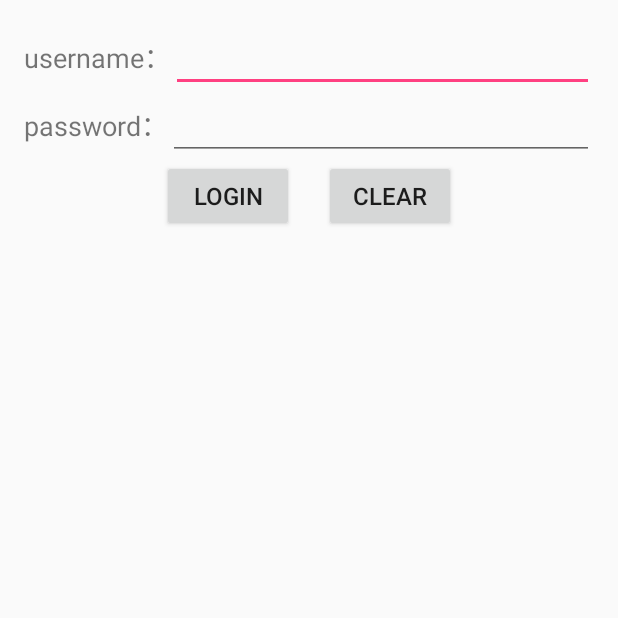
After one commit to zfisll/SCAndroid, an Android app: the LoginActivity screen opened directly, with no data from a screen before it, on a phone screen of 412 x 824 dp, the top half of it. The commit adds this screen. Run offline under Robolectric (Android 15) with nearby library versions, the phone set to English and light mode, and no system bars.

Commit message:
之前忘记提交的一起提交

```diff
--- /dev/null
+++ b/app/src/main/java/com/example/user_zf/scandroid/mvp/model/ILoginModel.java
@@ -0,0 +1,8 @@
+package com.example.user_zf.scandroid.mvp.model;
+
+/**
+ * Created by user_zf on 16/7/16.
+ */
+public interface ILoginModel {
+    public void login(String userName, String password, OnLoginListener listener);
+}
--- /dev/null
+++ b/app/src/main/java/com/example/user_zf/scandroid/mvp/model/OnLoginListener.java
@@ -0,0 +1,11 @@
+package com.example.user_zf.scandroid.mvp.model;
+
+import com.example.user_zf.scandroid.mvp.bean.LoginBean;
+
+/**
+ * Created by user_zf on 16/7/16.
+ */
+public interface OnLoginListener {
+    public void onFailed(String errMsg);
+    public void onSuccess(LoginBean user);
+}
--- /dev/null
+++ b/app/src/main/java/com/example/user_zf/scandroid/mvp/view/ILoginView.java
@@ -0,0 +1,16 @@
+package com.example.user_zf.scandroid.mvp.view;
+
+import com.example.user_zf.scandroid.mvp.bean.LoginBean;
+
+/**
+ * Created by user_zf on 16/7/16.
+ * 登录View接口
+ */
+public interface ILoginView {
+    String getUserName();
+    String getPassword();
+    void clearUserName();
+    void clearPassword();
+    void showSuccessInfo(LoginBean bean);
+    void showFailedInfo(String errMsg);
+}
--- /dev/null
+++ b/app/src/main/java/com/example/user_zf/scandroid/mvp/view/LoginActivity.java
@@ -0,0 +1,82 @@
+package com.example.user_zf.scandroid.mvp.view;
+
+import android.app.Activity;
+import android.os.Bundle;
+import android.view.View;
+import android.widget.Button;
+import android.widget.EditText;
+import android.widget.Toast;
+
+import com.example.user_zf.scandroid.R;
+import com.example.user_zf.scandroid.mvp.bean.LoginBean;
+import com.example.user_zf.scandroid.mvp.prasenter.LoginPrasenter;
+
+/**
+ * mvp模式的核心累，接收view抛出的业务需求，调用model来处理该业务需求
+ */
+public class LoginActivity extends Activity implements ILoginView, View.OnClickListener{
+
+    EditText etUserName;
+    EditText etPassword;
+    Button bLogin;
+    Button bClear;
+
+    LoginPrasenter loginPrasenter;
+
+    @Override
+    protected void onCreate(Bundle savedInstanceState) {
+        super.onCreate(savedInstanceState);
+        setContentView(R.layout.activity_login);
+
+        loginPrasenter = new LoginPrasenter(this);
+
+        etUserName = (EditText) findViewById(R.id.etUserName);
+        etPassword = (EditText) findViewById(R.id.etPassword);
+        bLogin = (Button) findViewById(R.id.bLogin);
+        bClear = (Button) findViewById(R.id.bClear);
+        bLogin.setOnClickListener(this);
+        bClear.setOnClickListener(this);
+    }
+
+    @Override
+    public void onClick(View v) {
+        switch (v.getId()){
+            case R.id.bLogin:
+                loginPrasenter.dealLogin();
+                break;
+            case R.id.bClear:
+                loginPrasenter.dealClear();
+                break;
+        }
+    }
+
+    @Override
+    public String getUserName() {
+        return etUserName.getText().toString();
+    }
+
+    @Override
+    public String getPassword() {
+        return etPassword.getText().toString();
+    }
+
+    @Override
+    public void clearUserName() {
+        etUserName.setText("");
+    }
+
+    @Override
+    public void clearPassword() {
+        etPassword.setText("");
+    }
+
+    @Override
+    public void showSuccessInfo(LoginBean bean) {
+        Toast.makeText(this, "登录成功：username="+bean.getUserName()+" password="+bean.getPassword(), Toast.LENGTH_SHORT).show();
+    }
+
+    @Override
+    public void showFailedInfo(String errMsg) {
+        Toast.makeText(this, errMsg, Toast.LENGTH_SHORT).show();
+    }
+}
--- /dev/null
+++ b/app/src/main/res/layout/activity_login.xml
@@ -0,0 +1,67 @@
+<?xml version="1.0" encoding="utf-8"?>
+<RelativeLayout xmlns:android="http://schemas.android.com/apk/res/android"
+    xmlns:tools="http://schemas.android.com/tools"
+    android:layout_width="match_parent"
+    android:layout_height="match_parent"
+    android:paddingBottom="@dimen/activity_vertical_margin"
+    android:paddingLeft="@dimen/activity_horizontal_margin"
+    android:paddingRight="@dimen/activity_horizontal_margin"
+    android:paddingTop="@dimen/activity_vertical_margin"
+    tools:context="com.example.user_zf.scandroid.mvp.view.LoginActivity">
+    <LinearLayout
+        android:id="@+id/llUserName"
+        android:layout_width="match_parent"
+        android:layout_height="wrap_content"
+        android:orientation="horizontal">
+        <TextView
+            android:layout_width="wrap_content"
+            android:layout_height="wrap_content"
+            android:text="username："
+            android:textSize="18sp"/>
+        <EditText
+            android:id="@+id/etUserName"
+            android:layout_width="0dp"
+            android:layout_weight="1"
+            android:textSize="18sp"
+            android:layout_height="wrap_content" />
+    </LinearLayout>
+
+    <LinearLayout
+        android:id="@+id/llPassword"
+        android:layout_width="match_parent"
+        android:layout_height="wrap_content"
+        android:layout_below="@id/llUserName"
+        android:orientation="horizontal">
+        <TextView
+            android:layout_width="wrap_content"
+            android:layout_height="wrap_content"
+            android:text="password："
+            android:textSize="18sp"/>
+        <EditText
+            android:id="@+id/etPassword"
+            android:layout_width="0dp"
+            android:layout_weight="1"
+            android:textSize="18sp"
+            android:layout_height="wrap_content" />
+    </LinearLayout>
+    <LinearLayout
+        android:layout_width="match_parent"
+        android:layout_height="wrap_content"
+        android:layout_below="@id/llPassword"
+        android:orientation="horizontal"
+        android:gravity="center_horizontal">
+        <Button
+            android:id="@+id/bLogin"
+            android:layout_width="wrap_content"
+            android:layout_height="wrap_content"
+            android:text="login"
+            android:textSize="16sp"/>
+        <Button
+            android:id="@+id/bClear"
+            android:layout_width="wrap_content"
+            android:layout_height="wrap_content"
+            android:text="clear"
+            android:layout_marginLeft="20dp"
+            android:textSize="16sp"/>
+    </LinearLayout>
+</RelativeLayout>
--- a/app/src/main/res/values/dimens.xml
+++ b/app/src/main/res/values/dimens.xml
@@ -2,4 +2,5 @@
     <!-- Default screen margins, per the Android Design guidelines. -->
     <dimen name="activity_horizontal_margin">16dp</dimen>
     <dimen name="activity_vertical_margin">16dp</dimen>
+
 </resources>
--- a/app/src/main/res/values/styles.xml
+++ b/app/src/main/res/values/styles.xml
@@ -1,7 +1,7 @@
 <resources>
 
     <!-- Base application theme. -->
-    <style name="AppTheme" parent="Theme.AppCompat.Light.DarkActionBar">
+    <style name="AppTheme" parent="Theme.AppCompat.DayNight">
         <!-- Customize your theme here. -->
         <item name="colorPrimary">@color/colorPrimary</item>
         <item name="colorPrimaryDark">@color/colorPrimaryDark</item>
```
Also changed, not shown: app/src/main/AndroidManifest.xml (+8 -5 lines), app/src/main/java/com/example/user_zf/scandroid/activity/SkinPreActivity.java (+25 -0 lines), app/src/main/java/com/example/user_zf/scandroid/mvp/bean/LoginBean.java (added, +26 -0 lines), app/src/main/java/com/example/user_zf/scandroid/mvp/model/LoginModel.java (added, +28 -0 lines), app/src/main/java/com/example/user_zf/scandroid/mvp/prasenter/LoginPrasenter.java (added, +53 -0 lines), app/src/main/res/values/attrs.xml (+57 -0 lines), app/src/main/res/values/colors.xml (+8 -0 lines).
